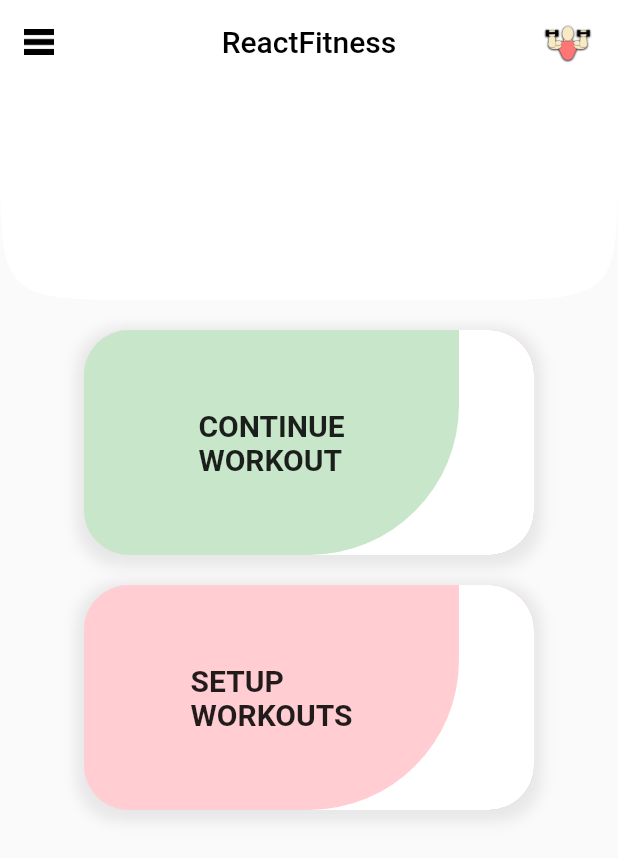
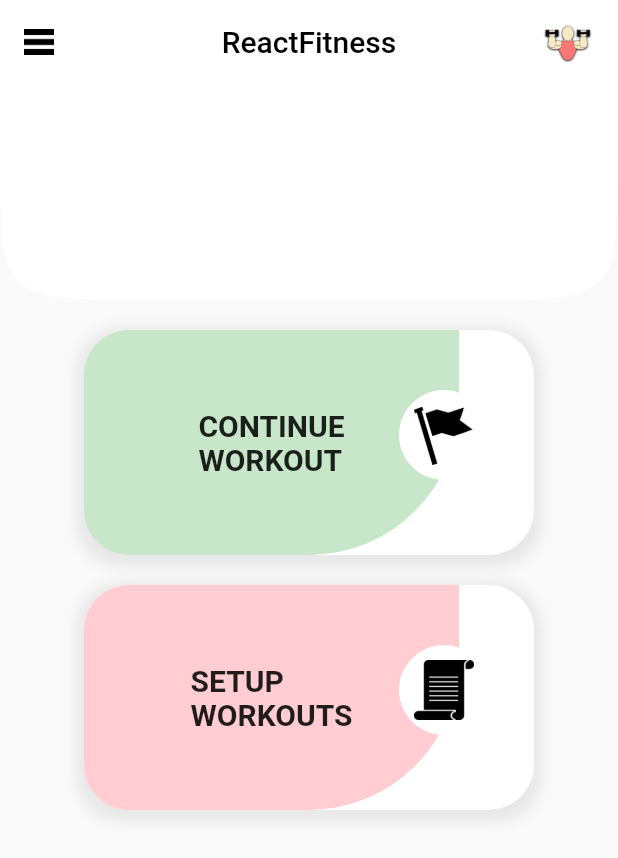
Before and after one commit to AGRapista/FitnessInstructor, a Flutter app: the screen it shows after launch, on a phone screen of 412 x 824 dp. Shown: the top 858 px of the screen. Run offline on Flutter 3.47's test engine with Material 2 defaults, Android fonts, the phone set to English and light mode, and no system bars; our stand-ins replace camera; missing offline and left inert: tflite_flutter, tflite_flutter_helper.

Commit message:
Added home image assets to page

```diff
--- a/lib/home_components/continue_button.dart
+++ b/lib/home_components/continue_button.dart
@@ -17,7 +17,6 @@ class _continue_buttonState extends State<continue_button> {
           child: Center(
             child: Container(
               decoration: BoxDecoration(
-                  color: Colors.red[100],
                   borderRadius: BorderRadius.circular(30.0),
                   boxShadow: [
                     BoxShadow(
@@ -27,7 +26,8 @@ class _continue_buttonState extends State<continue_button> {
                       offset: Offset(0, 3),
                     )
                   ]),
-              child: ClipRRect(
+              child: Stack(children: [
+                ClipRRect(
                   borderRadius: BorderRadius.circular(30.0),
                   child: Container(
                     child: Container(
@@ -59,17 +59,29 @@ class _continue_buttonState extends State<continue_button> {
                     ),
                     decoration: BoxDecoration(
                         color: Colors.white,
-                      borderRadius: BorderRadius.circular(30.0),
-                      boxShadow: [
-                        BoxShadow(
-                          color: Colors.grey.withOpacity(0.2),
-                          spreadRadius: 5,
-                          blurRadius: 7,
-                          offset: Offset(0, 3),
+                        borderRadius: BorderRadius.circular(30.0)),
+                  ),
+                ),
+                Positioned(
+                  right: 30,
+                  top: 40,
+                  child: Container(
+                    child: Center(
+                      child: Image.asset(
+                        'assets/img/continue_icon.png',
+                        height: 40,
+                        width: 40,
+                      ),
+                    ),
+                    height: 60,
+                    width: 60,
+                    decoration: BoxDecoration(
+                      color: Colors.white,
+                      shape: BoxShape.circle,
+                    ),
+                  ),
                 )
               ]),
-                ),
-              ),
             ),
           ),
         ));
--- a/lib/home_components/setup_button.dart
+++ b/lib/home_components/setup_button.dart
@@ -17,7 +17,6 @@ class _setup_buttonState extends State<setup_button> {
           child: Center(
             child: Container(
               decoration: BoxDecoration(
-                  color: Colors.red[100],
                   borderRadius: BorderRadius.circular(30.0),
                   boxShadow: [
                     BoxShadow(
@@ -27,7 +26,8 @@ class _setup_buttonState extends State<setup_button> {
                       offset: Offset(0, 3),
                     )
                   ]),
-              child: ClipRRect(
+              child: Stack(children: [
+                ClipRRect(
                   borderRadius: BorderRadius.circular(30.0),
                   child: Container(
                     child: Container(
@@ -59,17 +59,29 @@ class _setup_buttonState extends State<setup_button> {
                     ),
                     decoration: BoxDecoration(
                         color: Colors.white,
-                      borderRadius: BorderRadius.circular(30.0),
-                      boxShadow: [
-                        BoxShadow(
-                          color: Colors.grey.withOpacity(0.2),
-                          spreadRadius: 5,
-                          blurRadius: 7,
-                          offset: Offset(0, 3),
+                        borderRadius: BorderRadius.circular(30.0)),
+                  ),
+                ),
+                Positioned(
+                  right: 30,
+                  top: 40,
+                  child: Container(
+                    height: 60,
+                    width: 60,
+                    child: Center(
+                      child: Image.asset(
+                        'assets/img/setup_icon.png',
+                        height: 40,
+                        width: 40,
+                      ),
+                    ),
+                    decoration: BoxDecoration(
+                      color: Colors.white,
+                      shape: BoxShape.circle,
+                    ),
+                  ),
                 )
               ]),
-                ),
-              ),
             ),
           ),
         ));
```
Lines whose indentation alone changed are shown as unchanged.
